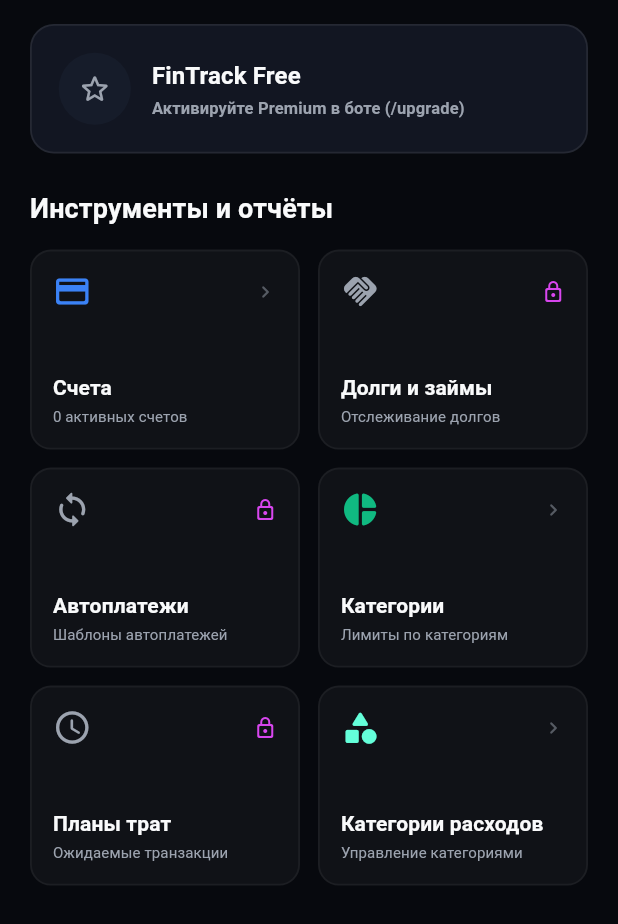
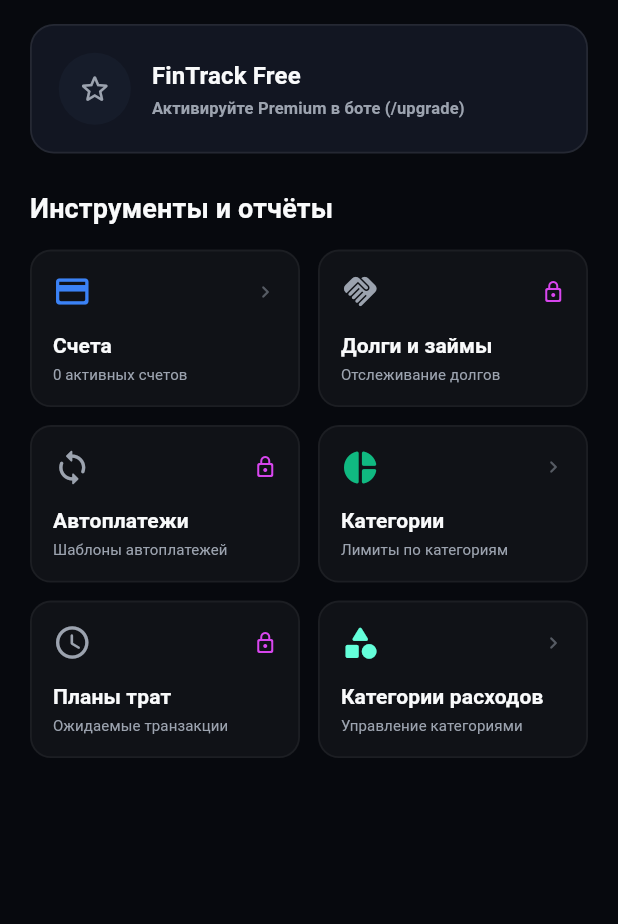
Before and after one commit to mumitrol16666-creator/finance, a Flutter app: the HubScreen screen opened directly, on a phone screen of 412 x 824 dp. Shown: the top 924 px of the screen. Run offline on Flutter 3.47's test engine with Material 3 defaults, Android fonts, the phone set to English and light mode, and no system bars; our stand-ins replace fl_chart, flutter_animate, flutter_spinkit, google_fonts, shared_preferences; missing offline and left inert: dart:html; accounts and stored records are empty.

Commit message:
feat: make Hub screen responsive and center on desktop screen sizes

```diff
--- a/mobile_app/lib/screens/hub_screen.dart
+++ b/mobile_app/lib/screens/hub_screen.dart
@@ -87,9 +87,23 @@
       },
     ];
 
+    final double screenWidth = MediaQuery.of(context).size.width;
+    final double layoutWidth = screenWidth > 1100.0 ? 1100.0 : screenWidth;
+
+    final int crossAxisCount = layoutWidth > 900.0
+        ? 4
+        : (layoutWidth > 600.0 ? 3 : 2);
+
+    final double cardHeight = layoutWidth > 600.0 ? 115.0 : 105.0;
+    final double cardWidth = (layoutWidth - 40.0 - (crossAxisCount - 1) * 12.0) / crossAxisCount;
+    final double childAspectRatio = cardWidth / cardHeight;
+
     return Scaffold(
       backgroundColor: AppTheme.background,
       body: SafeArea(
+        child: Center(
+          child: ConstrainedBox(
+            constraints: const BoxConstraints(maxWidth: 1100.0),
             child: Padding(
               padding: const EdgeInsets.symmetric(horizontal: 20.0, vertical: 16.0),
               child: Column(
@@ -155,11 +169,11 @@
                   Expanded(
                     child: GridView.builder(
                       physics: const BouncingScrollPhysics(),
-                  gridDelegate: const SliverGridDelegateWithFixedCrossAxisCount(
-                    crossAxisCount: 2,
+                      gridDelegate: SliverGridDelegateWithFixedCrossAxisCount(
+                        crossAxisCount: crossAxisCount,
                         crossAxisSpacing: 12,
                         mainAxisSpacing: 12,
-                    childAspectRatio: 1.35,
+                        childAspectRatio: childAspectRatio,
                       ),
                       itemCount: tools.length,
                       itemBuilder: (context, index) {
@@ -230,6 +244,8 @@
               ),
             ),
           ),
+        ),
+      ),
     );
   }
 }
```
Also changed, not shown: 2 other files. Lines whose indentation alone changed are shown as unchanged.
